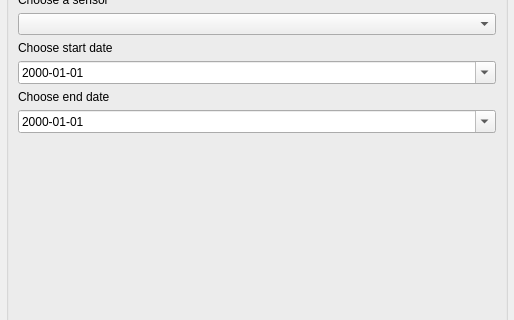
earthdaily/qgis-plugin, file geosys/ui/templates/geosys_dockwidget_base.ui: the form before one commit; both pictures show x 0 to 514 and y 190 to 510 of the 514 by 789 pixel window.
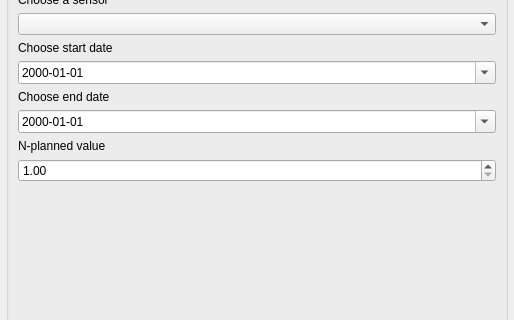
The form after the commit. The open tabs and pages were chosen to show the change.

Commit message: Nitrogen map thumpnails and creation now makes use of the n-planned value. N-planned value added to the coverage parameters.

```diff
--- a/geosys/ui/templates/geosys_dockwidget_base.ui
+++ b/geosys/ui/templates/geosys_dockwidget_base.ui
@@ -187,6 +187,29 @@
              </property>
             </widget>
            </item>
+           <item>
+            <widget class="QLabel" name="n_planned_label">
+             <property name="text">
+              <string>N-planned value</string>
+             </property>
+            </widget>
+           </item>
+           <item>
+            <widget class="QDoubleSpinBox" name="n_planned_value_spinbox">
+             <property name="minimum">
+              <double>1.000000000000000</double>
+             </property>
+             <property name="maximum">
+              <double>100.000000000000000</double>
+             </property>
+             <property name="singleStep">
+              <double>0.500000000000000</double>
+             </property>
+             <property name="value">
+              <double>1.000000000000000</double>
+             </property>
+            </widget>
+           </item>
            <item>
             <spacer name="verticalSpacer">
              <property name="orientation">
```
Left out of the diff: 2 changed lines with no effect on the pictures. The commit also changes 4 other files.
